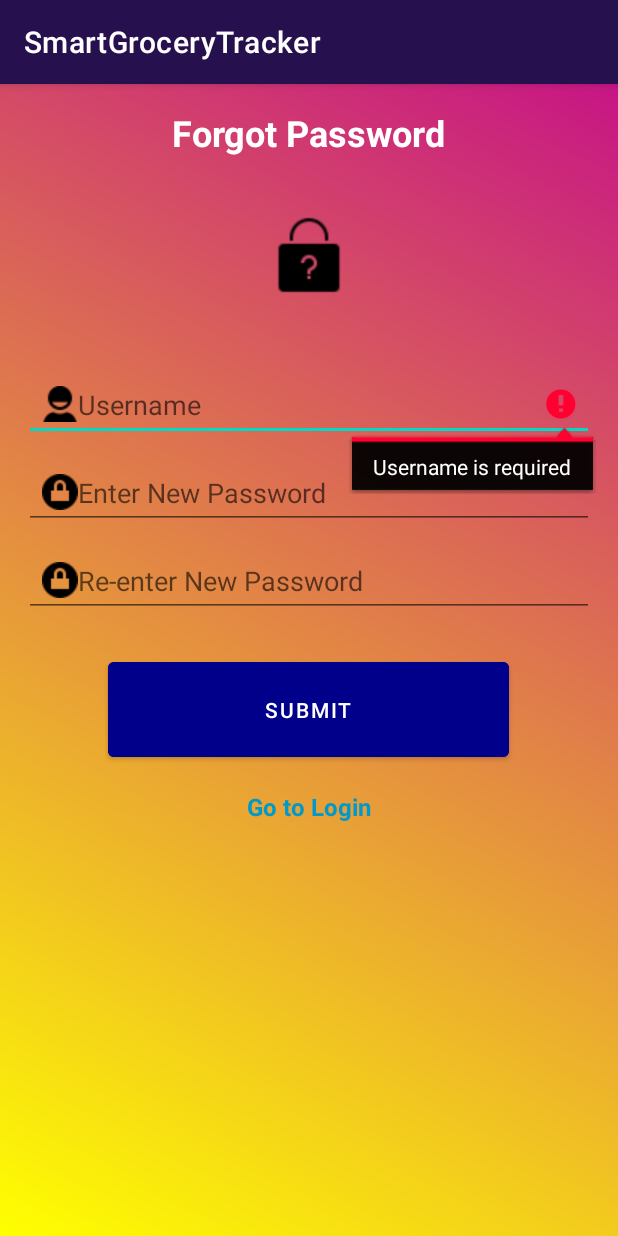
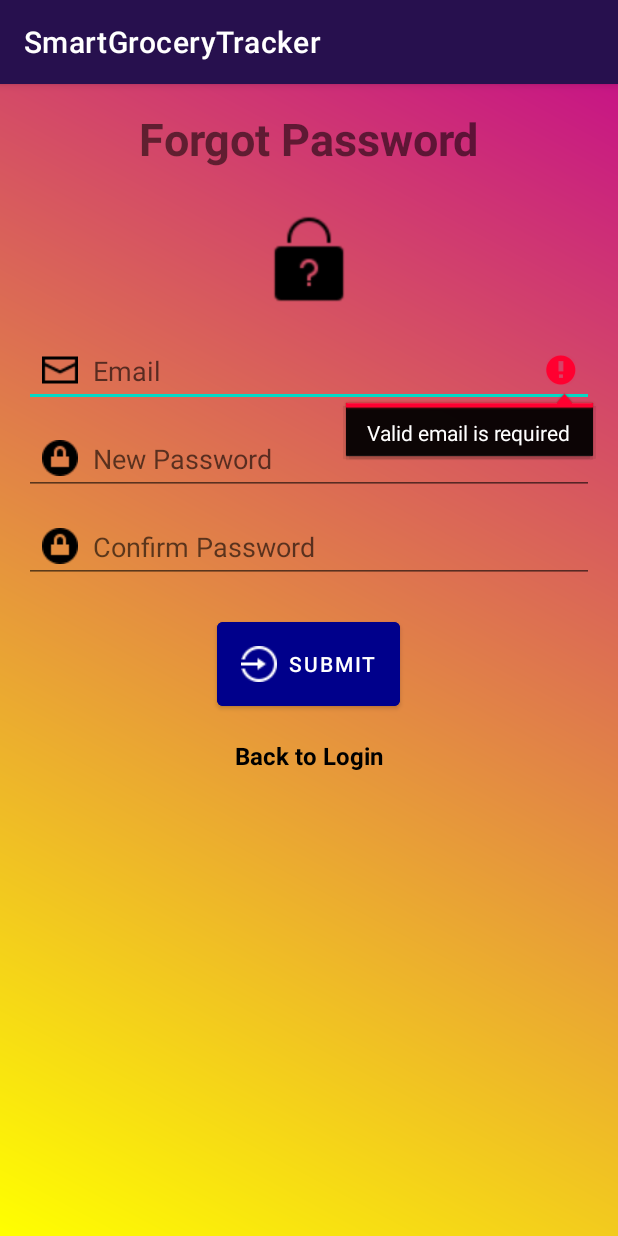
Before and after one commit to madhvesh-WLU/SmartGroceryTracker, an Android app: the ForgotPasswordActivity screen opened directly, with no data from a screen before it, after a tap on "SUBMIT", on a phone screen of 412 x 824 dp. Run offline under Robolectric (Android 15) with nearby library versions, the phone set to English and light mode, and no system bars.

Commit message:
forgot_password

```diff
--- a/app/src/main/java/com/example/smartgrocerytracker/ForgotPasswordActivity.java
+++ b/app/src/main/java/com/example/smartgrocerytracker/ForgotPasswordActivity.java
@@ -3,6 +3,7 @@ package com.example.smartgrocerytracker;
 import android.content.Intent;
 import android.os.Bundle;
 import android.text.TextUtils;
+import android.util.Patterns;
 import android.view.View;
 import android.widget.Button;
 import android.widget.EditText;
@@ -16,7 +17,7 @@ import com.example.smartgrocerytracker.ui.Login;
 
 public class ForgotPasswordActivity extends AppCompatActivity {
 
-    private EditText usernameEditText, newPasswordEditText, confirmPasswordEditText;
+    private EditText emailEditText, newPasswordEditText, confirmPasswordEditText;
     private Button submitButton;
     private TextView confirmationMessage, loginLink;
 
@@ -26,7 +27,7 @@ public class ForgotPasswordActivity extends AppCompatActivity {
         setContentView(R.layout.activity_forgot_password);
 
         // Initialize views
-        usernameEditText = findViewById(R.id.usernameEditText);
+        emailEditText = findViewById(R.id.emailEditText);
         newPasswordEditText = findViewById(R.id.newPasswordEditText);
         confirmPasswordEditText = findViewById(R.id.confirmPasswordEditText);
         submitButton = findViewById(R.id.submitButton);
@@ -38,12 +39,12 @@ public class ForgotPasswordActivity extends AppCompatActivity {
             @Override
             public void onClick(View v) {
                 if (validateInputs()) {
-                    if (isUsernameValid(usernameEditText.getText().toString().trim())) {
-                        // Here you would update the password for the username in your database
+                    if (isEmailValid(emailEditText.getText().toString().trim())) {
+                        // Here you would update the password for the email in your database
                         confirmationMessage.setText("Your password has been changed successfully!");
                         confirmationMessage.setVisibility(View.VISIBLE);
                     } else {
-                        usernameEditText.setError("Username does not exist");
+                        emailEditText.setError("Email does not exist");
                     }
                 }
             }
@@ -61,12 +62,12 @@ public class ForgotPasswordActivity extends AppCompatActivity {
     }
 
     private boolean validateInputs() {
-        String username = usernameEditText.getText().toString().trim();
+        String email = emailEditText.getText().toString().trim();
         String newPassword = newPasswordEditText.getText().toString().trim();
         String confirmPassword = confirmPasswordEditText.getText().toString().trim();
 
-        if (TextUtils.isEmpty(username)) {
-            usernameEditText.setError("Username is required");
+        if (TextUtils.isEmpty(email) || !Patterns.EMAIL_ADDRESS.matcher(email).matches()) {
+            emailEditText.setError("Valid email is required");
             return false;
         }
 
@@ -88,11 +89,11 @@ public class ForgotPasswordActivity extends AppCompatActivity {
         return password.matches(".*" + specialCharacters + ".*");
     }
 
-    // Placeholder method for checking if the username exists
-    private boolean isUsernameValid(String username) {
-        // Replace this with actual logic to check the username in your database
-        // For demonstration, let's assume all usernames are valid
+    // Placeholder method for checking if the email exists
+    private boolean isEmailValid(String email) {
+        // Replace this with actual logic to check the email in your database
+        // For demonstration, let's assume all emails are valid
         // In real scenarios, make a call to your backend or query your local database
-        return true; // Change to false if the username does not exist
+        return true; // Change to false if the email does not exist
     }
 }
--- a/app/src/main/res/layout/activity_forgot_password.xml
+++ b/app/src/main/res/layout/activity_forgot_password.xml
@@ -1,4 +1,5 @@
 <RelativeLayout xmlns:android="http://schemas.android.com/apk/res/android"
+    xmlns:app="http://schemas.android.com/apk/res-auto"
     android:layout_width="match_parent"
     android:layout_height="match_parent"
     android:padding="16dp"
@@ -13,46 +14,45 @@
         android:layout_centerHorizontal="true"
         android:paddingBottom="10dp"
         android:text="Forgot Password"
-        android:textSize="24sp"
-        android:textStyle="bold"
-        android:textColor="@color/white" />
+        android:textSize="30sp"
+        android:textStyle="bold" />
 
     <!-- Icon -->
     <ImageView
         android:id="@+id/forgot_password_icon"
         android:layout_width="60dp"
         android:layout_height="60dp"
-        android:layout_alignParentStart="true"
-        android:layout_alignParentTop="true"
-        android:layout_alignParentEnd="true"
-        android:layout_marginStart="163dp"
-        android:layout_marginTop="68dp"
-        android:layout_marginEnd="163dp"
-        android:layout_marginBottom="25dp"
-        android:src="@drawable/forgot_password" /> <!-- Use your forgot password icon -->
-
-    <!-- Username Input -->
+        android:layout_below="@id/title"
+        android:layout_centerHorizontal="true"
+        android:layout_marginTop="20dp"
+        android:src="@drawable/forgot_password" />
+    <!-- Email Input -->
     <EditText
-        android:id="@+id/usernameEditText"
+        android:id="@+id/emailEditText"
         android:layout_width="match_parent"
         android:layout_height="wrap_content"
         android:layout_below="@id/forgot_password_icon"
         android:layout_marginTop="20dp"
-        android:hint="Username"
-        android:drawableStart="@drawable/username"
-        android:padding="12dp" />
+        android:hint="Email"
+        android:inputType="textEmailAddress"
+        android:padding="12dp"
+        android:textSize="18sp"
+        android:drawableStart="@drawable/email"
+        android:drawablePadding="10dp" />
 
     <!-- New Password Input -->
     <EditText
         android:id="@+id/newPasswordEditText"
         android:layout_width="match_parent"
         android:layout_height="wrap_content"
-        android:layout_below="@id/usernameEditText"
+        android:layout_below="@id/emailEditText"
         android:layout_marginTop="10dp"
-        android:hint="Enter New Password"
+        android:hint="New Password"
         android:inputType="textPassword"
+        android:padding="12dp"
+        android:textSize="18sp"
         android:drawableStart="@drawable/password"
-        android:padding="12dp" />
+        android:drawablePadding="10dp" />
 
     <!-- Confirm Password Input -->
     <EditText
@@ -61,21 +61,25 @@
         android:layout_height="wrap_content"
         android:layout_below="@id/newPasswordEditText"
         android:layout_marginTop="10dp"
-        android:hint="Re-enter New Password"
+        android:hint="Confirm Password"
         android:inputType="textPassword"
+        android:padding="12dp"
+        android:textSize="18sp"
         android:drawableStart="@drawable/password"
-        android:padding="12dp" />
+        android:drawablePadding="10dp" />
 
     <!-- Submit Button -->
-    <Button
+    <com.google.android.material.button.MaterialButton
         android:id="@+id/submitButton"
-        android:layout_width="267dp"
-        android:layout_height="75dp"
+        style="@style/SignUpButtonStyle"
+        android:layout_width="wrap_content"
+        android:layout_height="wrap_content"
         android:layout_below="@id/confirmPasswordEditText"
         android:layout_centerHorizontal="true"
-        android:layout_marginTop="24dp"
+        android:layout_marginTop="20dp"
         android:text="Submit"
-        style="@style/SignUpButtonStyle" />
+        app:icon="@drawable/login"
+        app:iconGravity="textStart" />
 
     <!-- Confirmation Message -->
     <TextView
@@ -98,8 +102,9 @@
         android:layout_below="@id/confirmationMessage"
         android:layout_centerHorizontal="true"
         android:layout_marginTop="16dp"
-        android:text="Go to Login"
-        android:textColor="@android:color/holo_blue_dark"
+        android:text="Back to Login"
+        android:textColor="@color/black"
         android:textSize="16sp"
         android:textStyle="bold" />
+
 </RelativeLayout>
```
